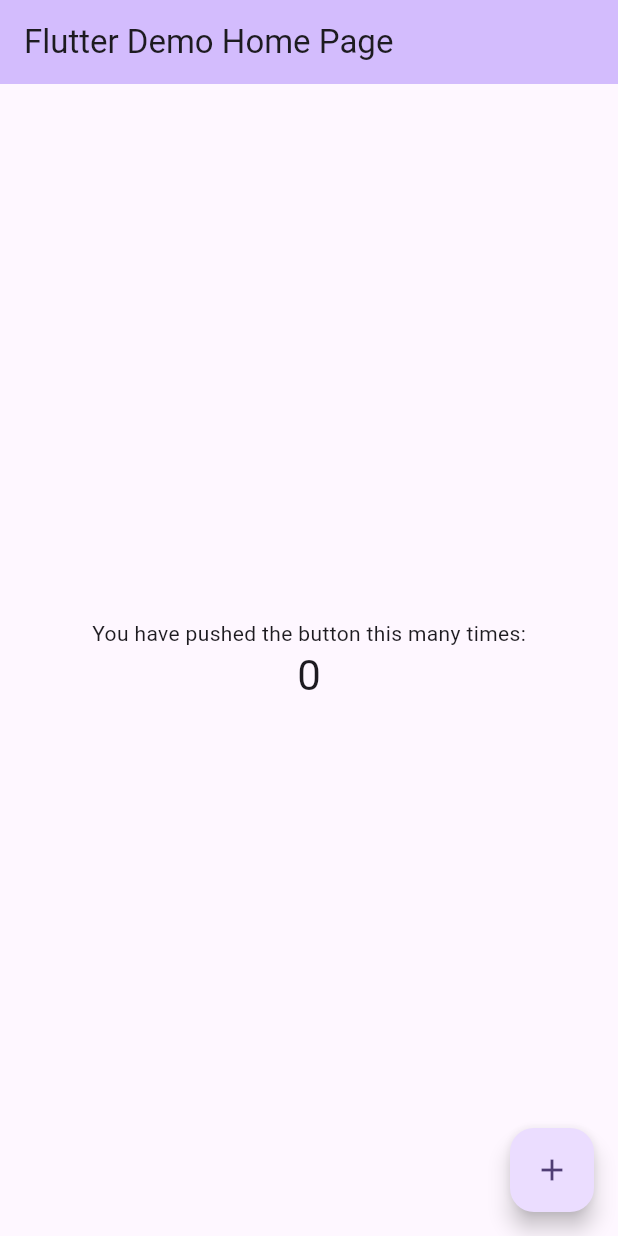
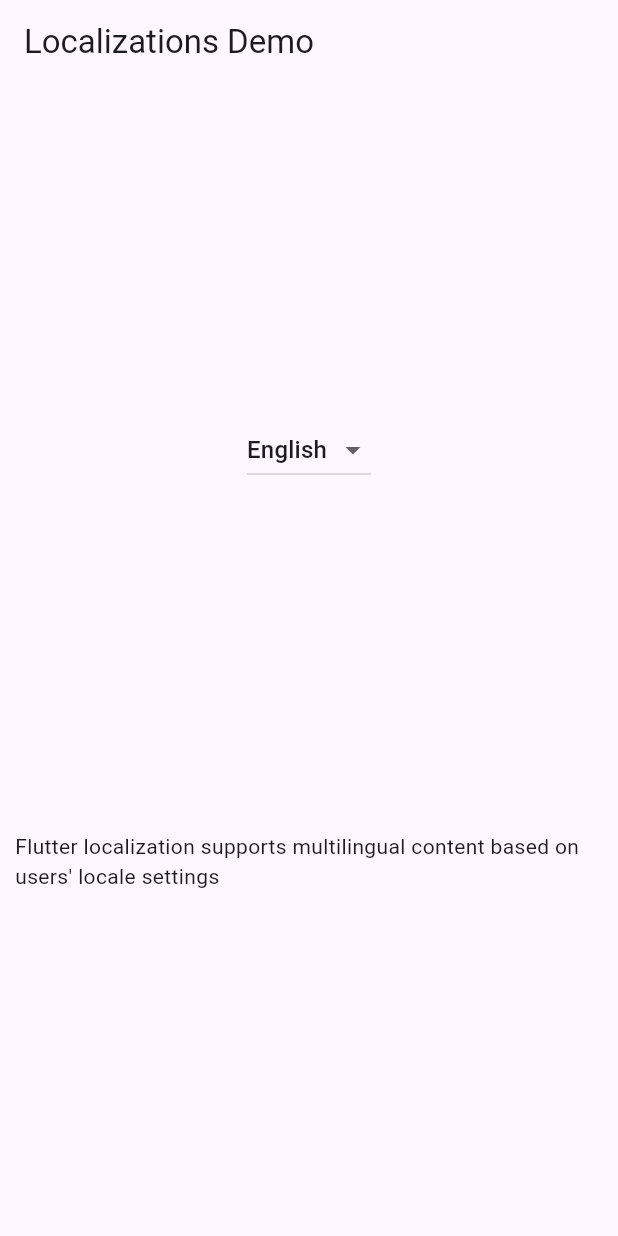
Before and after one commit to romithgiri/flutter-tutorial, a Flutter app: the screen it shows after launch, on a phone screen of 412 x 824 dp. Run offline on Flutter 3.47's test engine with Material 3 defaults, Android fonts, the phone set to English and light mode, and no system bars; our stand-ins replace get, shared_preferences.

Commit message:
Localization implementation

```diff
--- /dev/null
+++ b/assets/localizations/ar.json
@@ -0,0 +1,4 @@
+{
+  "localizations_demo": "عرض الترجمة",
+  "content_text": "يدعم توطين Flutter المحتوى متعدد اللغات بناءً على إعدادات المنطقة للمستخدمين"
+}
--- /dev/null
+++ b/assets/localizations/en.json
@@ -0,0 +1,4 @@
+{
+  "localizations_demo": "Localizations Demo",
+  "content_text": "Flutter localization supports multilingual content based on users' locale settings"
+}
--- /dev/null
+++ b/assets/localizations/es.json
@@ -0,0 +1,4 @@
+{
+  "localizations_demo": "Demostración de localización",
+  "content_text": "La localización de Flutter admite contenido multilingüe según la configuración de la región de los usuarios"
+}
--- /dev/null
+++ b/assets/localizations/fr.json
@@ -0,0 +1,4 @@
+{
+  "localizations_demo": "Démonstration de localisation",
+  "content_text": "La localisation Flutter prend en charge le contenu multilingue en fonction des paramètres régionaux des utilisateurs"
+}
--- /dev/null
+++ b/assets/localizations/hi.json
@@ -0,0 +1,4 @@
+{
+  "localizations_demo": "स्थानीयकरण डेमो",
+  "content_text": "फ्लटर स्थानीयकरण उपयोगकर्ताओं की स्थानीय सेटिंग्स के आधार पर बहुभाषी सामग्री का समर्थन करता है"
+}
--- /dev/null
+++ b/assets/localizations/zh.json
@@ -0,0 +1,4 @@
+{
+  "localizations_demo": "本地化演示",
+  "content_text": "Flutter 本地化支持基于用户区域设置的多语言内容"
+}
--- /dev/null
+++ b/lib/home.dart
@@ -0,0 +1,39 @@
+import 'package:flutter/material.dart';
+import 'package:flutter_tutorial/home_controller.dart';
+import 'package:get/get.dart';
+
+class Home extends StatelessWidget {
+  Home({super.key});
+
+  final HomeController dropdownController = Get.put(HomeController());
+
+  @override
+  Widget build(BuildContext context) {
+    return Scaffold(
+      appBar: AppBar(
+        title: Text('localizations_demo'.tr),
+      ),
+      body: Center(
+        child: Column(
+          mainAxisAlignment: MainAxisAlignment.spaceEvenly,
+          children: [
+            Obx(() => DropdownButton<String>(
+              value: dropdownController.selectedValue.value,
+              items: dropdownController.items.map((item) => DropdownMenuItem<String>(
+                value: item['key'],
+                child: Text(item['value'] ?? ''),
+              )).toList(),
+              onChanged: (value) {
+                if (value != null) dropdownController.setSelected(value);
+              },
+            )),
+            Padding(
+              padding: const EdgeInsets.all(10.0),
+              child: Text('content_text'.tr,),
+            ),
+          ],
+        ),
+      ),
+    );
+  }
+}
--- /dev/null
+++ b/lib/home_controller.dart
@@ -0,0 +1,29 @@
+import 'dart:collection';
+
+import 'package:flutter/material.dart';
+import 'package:flutter_tutorial/localization_service.dart';
+import 'package:get/get.dart';
+
+class HomeController extends GetxController {
+  var selectedValue = "en".obs;
+  List<HashMap<String, String>> items = [
+    HashMap.from({"key": "en", "value": "English"}),
+    HashMap.from({"key": "es", "value": "Spanish"}),
+    HashMap.from({"key": "hi", "value": "Hindi"}),
+    HashMap.from({"key": "zh", "value": "Chinese"}),
+    HashMap.from({"key": "ar", "value": "Arabic"}),
+    HashMap.from({"key": "fr", "value": "French"}),
+  ];
+
+  @override
+  void onInit() {
+    super.onInit();
+    selectedValue.value = LocalizationService.defaultLocale.languageCode;
+  }
+
+  void setSelected(String value) {
+    selectedValue.value = value;
+    LocalizationService.updateLocale(value);
+  }
+
+}
--- /dev/null
+++ b/lib/localization_service.dart
@@ -0,0 +1,54 @@
+import 'package:flutter/material.dart';
+import 'package:get/get.dart';
+import 'dart:convert';
+import 'package:flutter/services.dart';
+import 'package:shared_preferences/shared_preferences.dart';
+
+class LocalizationService extends Translations {
+  // Store the current locale
+  static final List<String> supportedLanguages = ["en", "hi", "zh", "fr", "es", "ar"]; // Supported languages
+  static const Locale fallbackLocale = Locale('en', 'US');
+  static Locale defaultLocale = fallbackLocale;
+
+  static final Map<String, Map<String, String>> _localizedStrings = {};
+
+  static Locale createLocale(String language) {
+    return language.contains('_')
+        ? Locale.fromSubtags(
+            languageCode: language.split('_').first,
+            scriptCode: language.split('_').last,
+          )
+        : Locale(language);
+  }
+
+  List<Locale> getSupportedLocales() {
+    return supportedLanguages.map((language) => createLocale(language)).toList();
+  }
+
+  static Future<void> loadTranslations() async {
+    // Load the JSON files
+    for (var locale in supportedLanguages) {
+      String jsonString = await rootBundle.loadString('assets/localizations/$locale.json');
+      Map<String, dynamic> jsonMap = json.decode(jsonString);
+      _localizedStrings[locale] = jsonMap.map((key, value) => MapEntry(key, value.toString()));
+    }
+    defaultLocale = await getLocale();
+  }
+
+  @override
+  Map<String, Map<String, String>> get keys => _localizedStrings;
+
+  // Function to change the locale
+  static void updateLocale(String locale) async {
+    SharedPreferences prefs = await SharedPreferences.getInstance();
+    await prefs.setString('locale', locale); // Save the locale
+    Get.updateLocale(Locale(locale));
+  }
+
+  static Future<Locale> getLocale() async {
+    SharedPreferences prefs = await SharedPreferences.getInstance();
+    String? savedLocale = prefs.getString('locale');
+    return createLocale(savedLocale ?? fallbackLocale.languageCode);
+  }
+
+}
--- a/lib/main.dart
+++ b/lib/main.dart
@@ -1,6 +1,13 @@
 import 'package:flutter/material.dart';
+import 'package:flutter_localizations/flutter_localizations.dart';
+import 'package:flutter_tutorial/home.dart';
+import 'package:get/get.dart';
 
-void main() {
+import 'localization_service.dart';
+
+void main() async {
+  WidgetsFlutterBinding.ensureInitialized();
+  await LocalizationService.loadTranslations();
   runApp(const MyApp());
 }
 
@@ -10,116 +17,21 @@ class MyApp extends StatelessWidget {
   // This widget is the root of your application.
   @override
   Widget build(BuildContext context) {
-    return MaterialApp(
-      title: 'Flutter Demo',
+    return GetMaterialApp(
+      title: 'Localizations Demo',
       theme: ThemeData(
-        // This is the theme of your application.
-        //
-        // TRY THIS: Try running your application with "flutter run". You'll see
-        // the application has a purple toolbar. Then, without quitting the app,
-        // try changing the seedColor in the colorScheme below to Colors.green
-        // and then invoke "hot reload" (save your changes or press the "hot
-        // reload" button in a Flutter-supported IDE, or press "r" if you used
-        // the command line to start the app).
-        //
-        // Notice that the counter didn't reset back to zero; the application
-        // state is not lost during the reload. To reset the state, use hot
-        // restart instead.
-        //
-        // This works for code too, not just values: Most code changes can be
-        // tested with just a hot reload.
         colorScheme: ColorScheme.fromSeed(seedColor: Colors.deepPurple),
         useMaterial3: true,
       ),
-      home: const MyHomePage(title: 'Flutter Demo Home Page'),
+      locale: LocalizationService.defaultLocale,
+      translations: LocalizationService(),
+      supportedLocales: LocalizationService().getSupportedLocales(),
+      localizationsDelegates: const [
+        GlobalMaterialLocalizations.delegate,
+        GlobalWidgetsLocalizations.delegate,
+        GlobalCupertinoLocalizations.delegate,
+      ],
+      home: Home(),
     );
   }
 }
-
-class MyHomePage extends StatefulWidget {
-  const MyHomePage({super.key, required this.title});
-
-  // This widget is the home page of your application. It is stateful, meaning
-  // that it has a State object (defined below) that contains fields that affect
-  // how it looks.
-
-  // This class is the configuration for the state. It holds the values (in this
-  // case the title) provided by the parent (in this case the App widget) and
-  // used by the build method of the State. Fields in a Widget subclass are
-  // always marked "final".
-
-  final String title;
-
-  @override
-  State<MyHomePage> createState() => _MyHomePageState();
-}
-
-class _MyHomePageState extends State<MyHomePage> {
-  int _counter = 0;
-
-  void _incrementCounter() {
-    setState(() {
-      // This call to setState tells the Flutter framework that something has
-      // changed in this State, which causes it to rerun the build method below
-      // so that the display can reflect the updated values. If we changed
-      // _counter without calling setState(), then the build method would not be
-      // called again, and so nothing would appear to happen.
-      _counter++;
-    });
-  }
-
-  @override
-  Widget build(BuildContext context) {
-    // This method is rerun every time setState is called, for instance as done
-    // by the _incrementCounter method above.
-    //
-    // The Flutter framework has been optimized to make rerunning build methods
-    // fast, so that you can just rebuild anything that needs updating rather
-    // than having to individually change instances of widgets.
-    return Scaffold(
-      appBar: AppBar(
-        // TRY THIS: Try changing the color here to a specific color (to
-        // Colors.amber, perhaps?) and trigger a hot reload to see the AppBar
-        // change color while the other colors stay the same.
-        backgroundColor: Theme.of(context).colorScheme.inversePrimary,
-        // Here we take the value from the MyHomePage object that was created by
-        // the App.build method, and use it to set our appbar title.
-        title: Text(widget.title),
-      ),
-      body: Center(
-        // Center is a layout widget. It takes a single child and positions it
-        // in the middle of the parent.
-        child: Column(
-          // Column is also a layout widget. It takes a list of children and
-          // arranges them vertically. By default, it sizes itself to fit its
-          // children horizontally, and tries to be as tall as its parent.
-          //
-          // Column has various properties to control how it sizes itself and
-          // how it positions its children. Here we use mainAxisAlignment to
-          // center the children vertically; the main axis here is the vertical
-          // axis because Columns are vertical (the cross axis would be
-          // horizontal).
-          //
-          // TRY THIS: Invoke "debug painting" (choose the "Toggle Debug Paint"
-          // action in the IDE, or press "p" in the console), to see the
-          // wireframe for each widget.
-          mainAxisAlignment: MainAxisAlignment.center,
-          children: <Widget>[
-            const Text(
-              'You have pushed the button this many times:',
-            ),
-            Text(
-              '$_counter',
-              style: Theme.of(context).textTheme.headlineMedium,
-            ),
-          ],
-        ),
-      ),
-      floatingActionButton: FloatingActionButton(
-        onPressed: _incrementCounter,
-        tooltip: 'Increment',
-        child: const Icon(Icons.add),
-      ), // This trailing comma makes auto-formatting nicer for build methods.
-    );
-  }
-}
```
Also changed, not shown: pubspec.yaml (+5 -2 lines), 8 other files.
